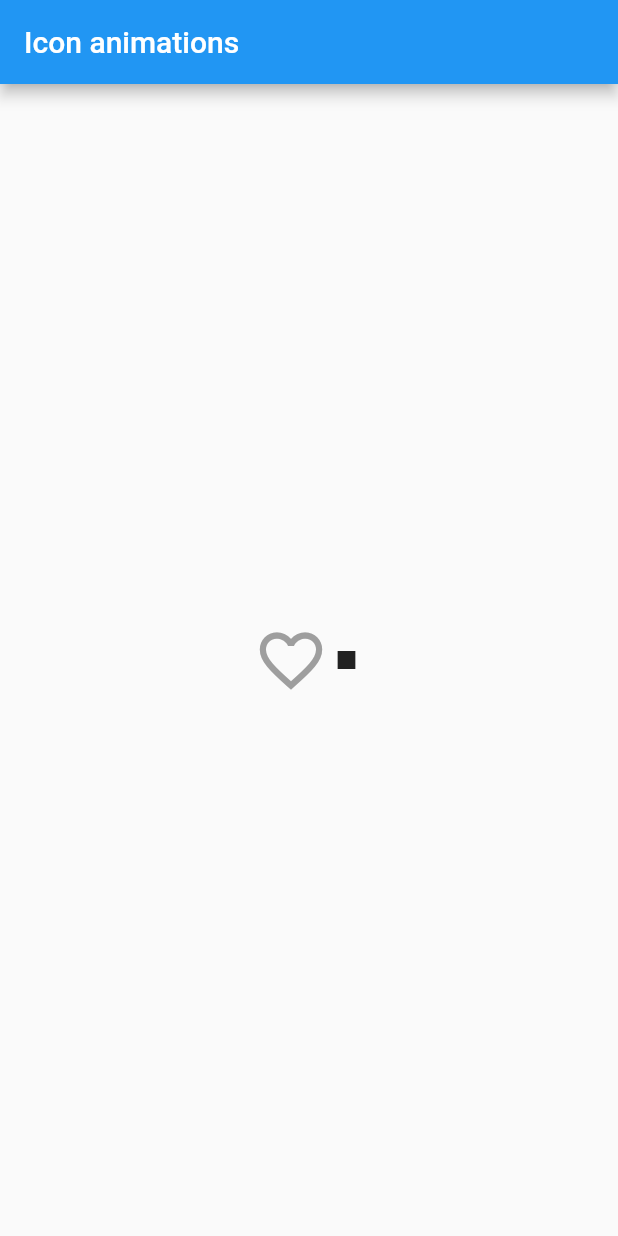
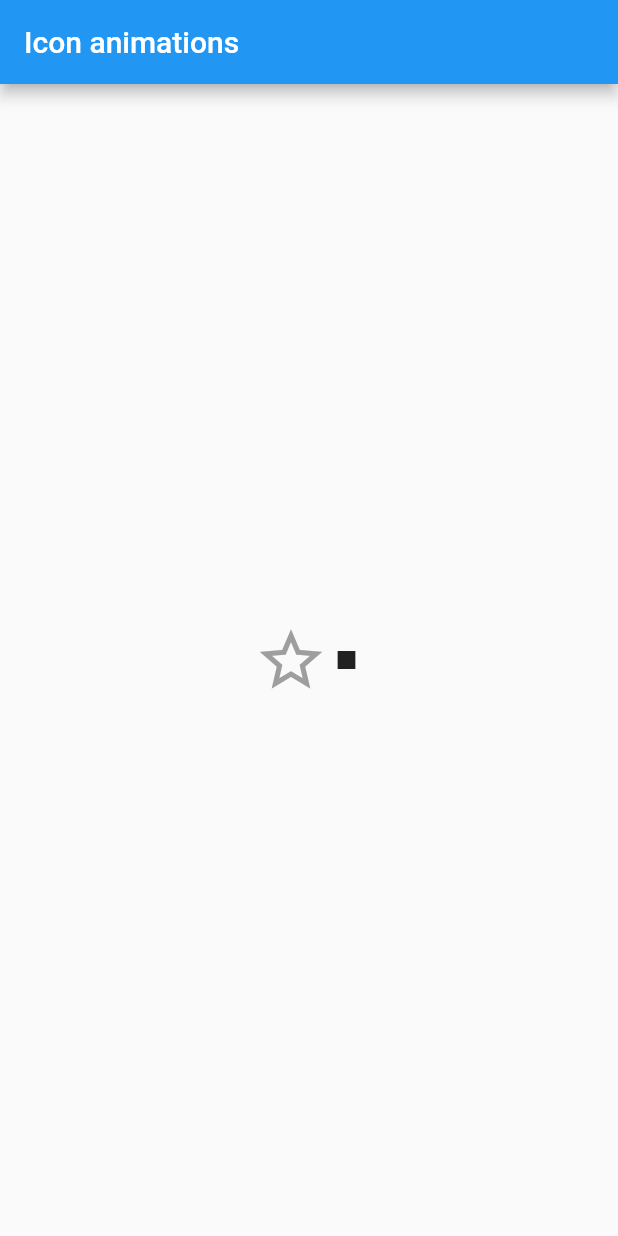
Before and after one commit to RikitoNoto/flutter_animated_icon_button, a Flutter app: the screen it shows after launch, on a phone screen of 412 x 824 dp. Run offline on Flutter 3.47's test engine with Material 2 defaults, Android fonts, the phone set to English and light mode, and no system bars.

Commit message:
change particle angle

```diff
--- a/example/lib/main.dart
+++ b/example/lib/main.dart
@@ -47,18 +47,20 @@ class IconAppState extends State<IconApp> with SingleTickerProviderStateMixin {
           Center(
             child: TapParticle(
               size: 50,
+              particleCount: 5,
+              color: Colors.red,
               syncAnimation: _controller,
               duration: const Duration(milliseconds: 500),
               child: TapFillIcon(
                 animationController: _controller,
                 borderIcon: const Icon(
-                  Icons.favorite_border,
+                  Icons.star_border,
                   color: Colors.grey,
                   size: 50,
                 ),
                 fillIcon: const Icon(
-                  Icons.favorite,
-                  color: Colors.red,
+                  Icons.star,
+                  color: Colors.yellow,
                   size: 50,
                 ),
                 initialPushed: false,
--- a/lib/tap_particle.dart
+++ b/lib/tap_particle.dart
@@ -135,9 +135,8 @@ class LineParticlePainter extends CustomPainter {
       ..color = color
       ..strokeWidth = 5;
 
-    // double startY = size.height * (1 - animation.value);
-    double startY = size.height * animation.value + size.height / 2;
-    double endY = startY + lineLength * lengthAnimation(animation.value);
+    double startY = size.height / 2 - size.height * animation.value;
+    double endY = startY - lineLength * _lengthAnimation(animation.value);
 
     Offset start = Offset(size.width / 2, startY);
     Offset end = Offset(size.width / 2, endY);
@@ -145,7 +144,13 @@ class LineParticlePainter extends CustomPainter {
     canvas.drawLine(start, end, paint);
   }
 
-  double lengthAnimation(double animation) {
+  /// This function convert from the value between 0.0 and 1.0 to the cubic function that return the value below.
+  /// | animation | return value |
+  /// | -- | -- |
+  /// | 0.0 | 0.0 |
+  /// | 0.5 | 1.0 |
+  /// |1.0 | 0.0 |
+  double _lengthAnimation(double animation) {
     var value = -15.8730158730158 * pow(animation, 3) +
         22.222222222222 * pow(animation, 2) +
         -6.34920634920 * animation;
```
